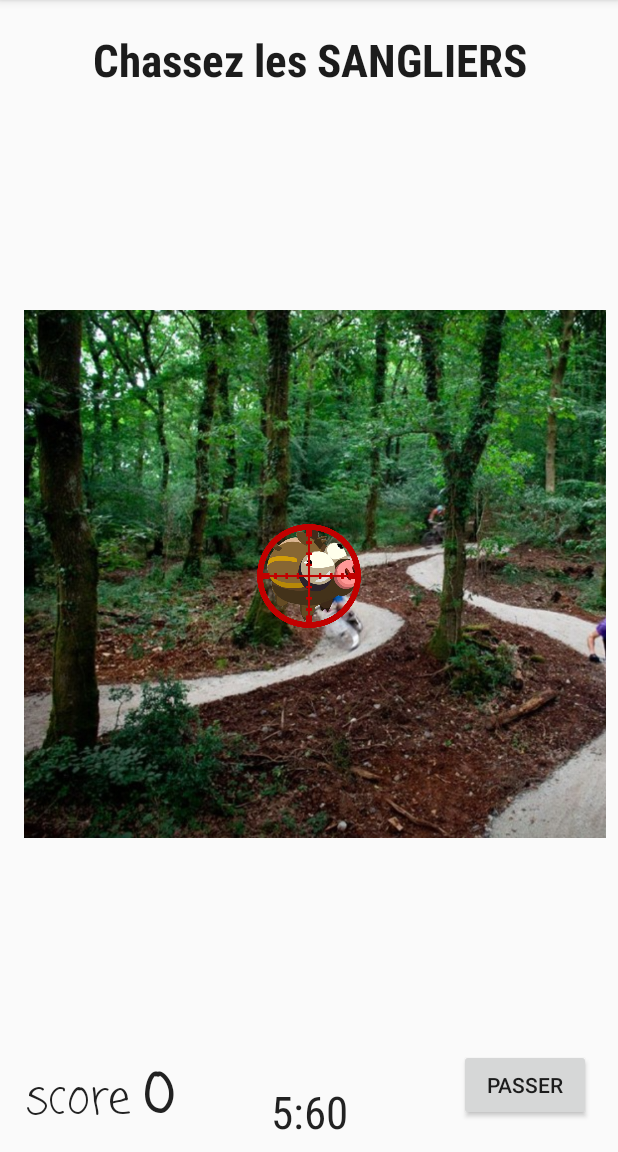
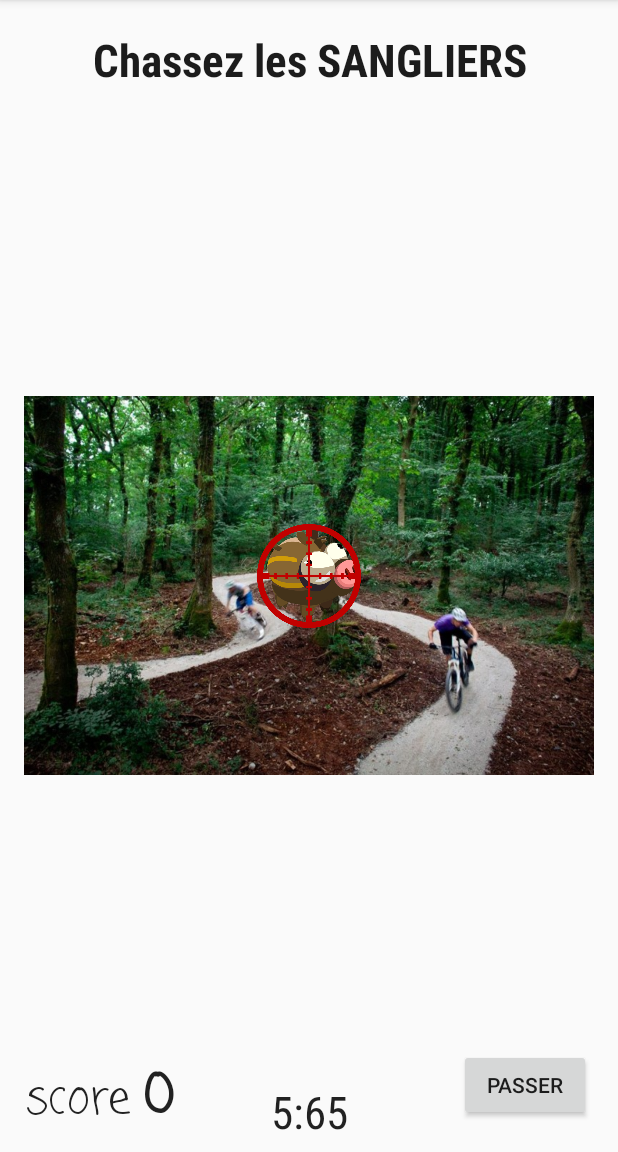
Before and after one commit to TripleDeluxe/JeuPromob, an Android app: the fragment TaupeFragment placed in its activity, on a phone screen of 412 x 824 dp, the part 84-1236 px from its top. Run offline under Robolectric (Android 15) with nearby library versions, the phone set to English and light mode, and no system bars.

Commit message:
récupération de la taille de l'image du jeu Taupe

```diff
--- a/app/src/main/java/com/iot/jeupromob/activity/TaupeFragment.java
+++ b/app/src/main/java/com/iot/jeupromob/activity/TaupeFragment.java
@@ -27,6 +27,7 @@ import android.os.Vibrator;
 import org.xmlpull.v1.XmlPullParser;
 
 import com.iot.jeupromob.R;
+import com.iot.jeupromob.util.GameManager;
 import com.iot.jeupromob.util.Taupe;
 import com.iot.jeupromob.util.TaupeView;
 
@@ -41,8 +42,8 @@ import static com.iot.jeupromob.util.Taupe.globalTaupe;
 public class TaupeFragment extends Fragment {
 
     /**taille de la zone d'apparition des points definie à on create*/
-    public static int layWidth=368;
-    public static int layHeight=372;
+    public int layWidth=368;
+    public int layHeight=372;
 
     /** score et timer*/
     public CountDownTimer tiktak;
@@ -187,12 +188,22 @@ public class TaupeFragment extends Fragment {
         return myView;
     }
 
-
-
     @Override
     public void onStart(){
         super.onStart();
         isPlaying= true;
+
+
+        ViewTreeObserver viewTreeObserver = getView().getViewTreeObserver();
+        if (viewTreeObserver.isAlive()) {
+            viewTreeObserver.addOnGlobalLayoutListener(new ViewTreeObserver.OnGlobalLayoutListener() {
+                @Override
+                public void onGlobalLayout() {
+
+                    getView().getViewTreeObserver().removeOnGlobalLayoutListener(this);
+                    layWidth = getView().findViewById(R.id.imageViewBack).getWidth();
+                    layHeight = getView().findViewById(R.id.imageViewBack).getHeight();
+                    Log.d("wwwww","" + layWidth + "height " + layHeight);
 
                     scoreText = getView().findViewById(R.id.scoreTaupe);
                     timeText = getView().findViewById(R.id.timeTaupe);
@@ -249,11 +260,16 @@ public class TaupeFragment extends Fragment {
                             //playerActuel.addscore(score);
                             //wait(500);
                             //lancer jeu suivant
-
+                            GameManager.getInstance().nextGame((MainActivity) getActivity());
                         }
                     };
 
                     tiktak.start();
+                }
+            });
+        }
+
+
 
     }
 
--- a/app/src/main/res/layout/fragment_taupe.xml
+++ b/app/src/main/res/layout/fragment_taupe.xml
@@ -106,24 +106,23 @@
     <LinearLayout
         android:id="@+id/frag_Taupe_linear_layout"
         android:layout_width="0dp"
-        android:layout_height="372dp"
+        android:layout_height="0dp"
         android:layout_marginStart="8dp"
         android:layout_marginTop="8dp"
         android:layout_marginEnd="8dp"
         android:layout_marginBottom="8dp"
         android:orientation="vertical"
-        app:layout_constraintBottom_toBottomOf="parent"
+        app:layout_constraintBottom_toTopOf="@+id/timeTaupe"
         app:layout_constraintEnd_toEndOf="parent"
         app:layout_constraintHorizontal_bias="0.0"
         app:layout_constraintStart_toStartOf="parent"
-        app:layout_constraintTop_toTopOf="parent"
-        app:layout_constraintVertical_bias="0.497">
+        app:layout_constraintTop_toBottomOf="@+id/textViewTitleBeerGame">
 
 
         <ImageView
             android:id="@+id/imageViewBack"
-            android:layout_width="530dp"
-            android:layout_height="835dp"
+            android:layout_width="match_parent"
+            android:layout_height="match_parent"
             android:layout_marginStart="8dp"
             android:layout_marginTop="8dp"
             android:layout_marginEnd="8dp"
```
Lines whose indentation alone changed are shown as unchanged.
